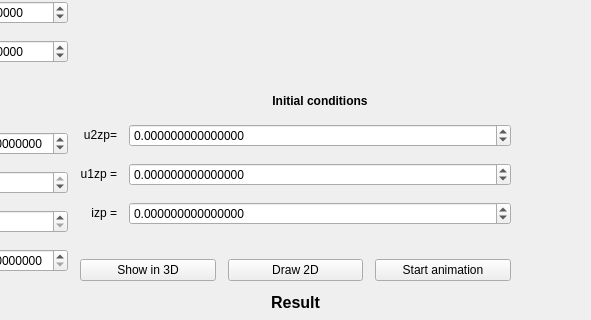
This is widgets/trajectorywidget.ui in zsolt-racz/chua-trajectory-visualiser as Qt 5 draws it before an edit; both pictures show x 336 to 927 and y 351 to 671 of the 1300 by 878 pixel window. The edited form follows.
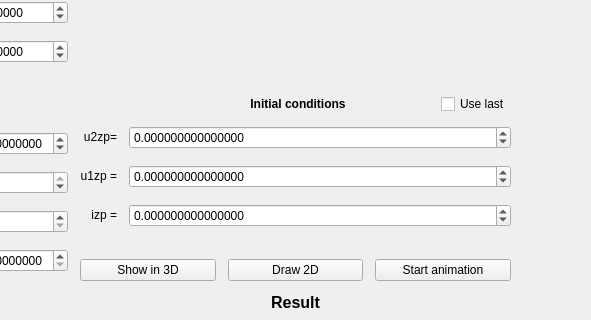
This is the edited form. Icons and pictures are not drawn. Custom widgets are drawn as their Qt base class.

```diff
--- a/widgets/trajectorywidget.ui
+++ b/widgets/trajectorywidget.ui
@@ -886,6 +886,49 @@
       <layout class="QHBoxLayout" name="horizontalLayout_22" stretch="0,0">
        <item>
         <layout class="QVBoxLayout" name="verticalLayout_6">
+         <item>
+          <layout class="QGridLayout" name="gridLayout_5">
+           <item row="0" column="1">
+            <widget class="QLabel" name="label_27">
+             <property name="sizePolicy">
+              <sizepolicy hsizetype="Expanding" vsizetype="Fixed">
+               <horstretch>0</horstretch>
+               <verstretch>0</verstretch>
+              </sizepolicy>
+             </property>
+             <property name="text">
+              <string>&lt;html&gt;&lt;head/&gt;&lt;body&gt;&lt;p align=&quot;center&quot;&gt;&lt;span style=&quot; font-weight:600;&quot;&gt;Initial conditions&lt;/span&gt;&lt;/p&gt;&lt;/body&gt;&lt;/html&gt;</string>
+             </property>
+            </widget>
+           </item>
+           <item row="0" column="0">
+            <widget class="QLabel" name="label_35">
+             <property name="sizePolicy">
+              <sizepolicy hsizetype="Fixed" vsizetype="Preferred">
+               <horstretch>0</horstretch>
+               <verstretch>0</verstretch>
+              </sizepolicy>
+             </property>
+             <property name="minimumSize">
+              <size>
+               <width>75</width>
+               <height>0</height>
+              </size>
+             </property>
+             <property name="text">
+              <string/>
+             </property>
+            </widget>
+           </item>
+           <item row="0" column="2">
+            <widget class="QCheckBox" name="use_last">
+             <property name="text">
+              <string>Use last</string>
+             </property>
+            </widget>
+           </item>
+          </layout>
+         </item>
          <item>
           <layout class="QFormLayout" name="formLayout_12">
            <property name="labelAlignment">
@@ -894,19 +937,6 @@
            <property name="verticalSpacing">
             <number>16</number>
            </property>
-           <item row="0" column="1">
-            <widget class="QLabel" name="label_27">
-             <property name="sizePolicy">
-              <sizepolicy hsizetype="Minimum" vsizetype="Fixed">
-               <horstretch>0</horstretch>
-               <verstretch>0</verstretch>
-              </sizepolicy>
-             </property>
-             <property name="text">
-              <string>&lt;html&gt;&lt;head/&gt;&lt;body&gt;&lt;p align=&quot;center&quot;&gt;&lt;span style=&quot; font-weight:600;&quot;&gt;Initial conditions&lt;/span&gt;&lt;/p&gt;&lt;/body&gt;&lt;/html&gt;</string>
-             </property>
-            </widget>
-           </item>
            <item row="1" column="0">
             <widget class="QLabel" name="label_16">
              <property name="text">
```
Left out of the diff: 3 changed lines with no effect on the pictures.
